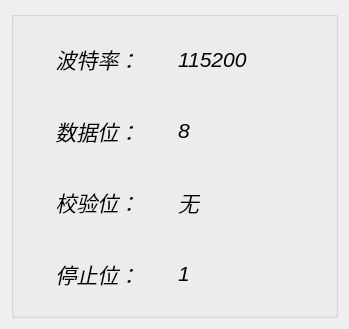
Old version of the form setting/setsystem/serialdata.ui in the repository ChinaClever/BusBar-Qt.
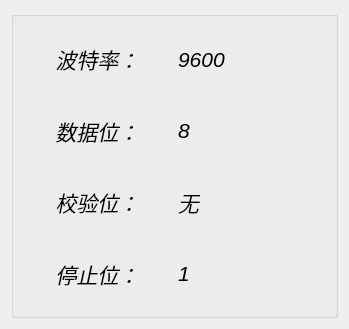
New version of the form.

Commit message: 动环传输改成多线程，9600

```diff
--- a/setting/setsystem/serialdata.ui
+++ b/setting/setsystem/serialdata.ui
@@ -59,7 +59,7 @@
            </font>
           </property>
           <property name="text">
-           <string>115200</string>
+           <string>9600</string>
           </property>
          </widget>
         </item>
```
The commit also changes 2 other files.
